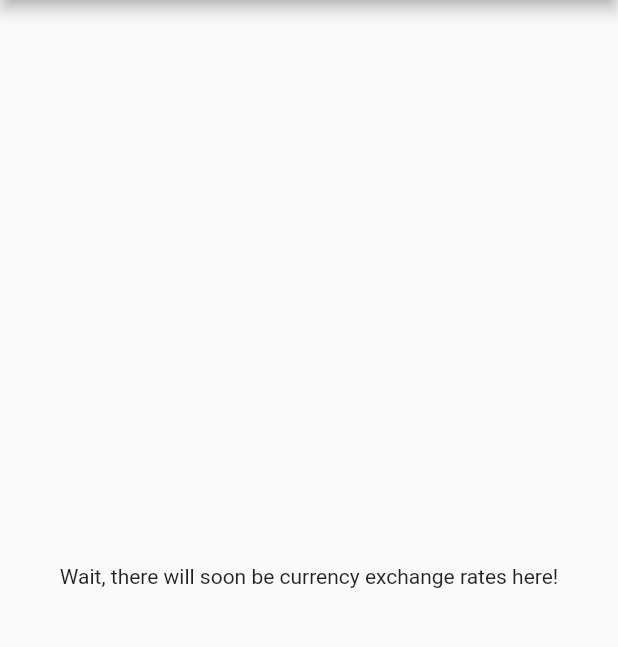
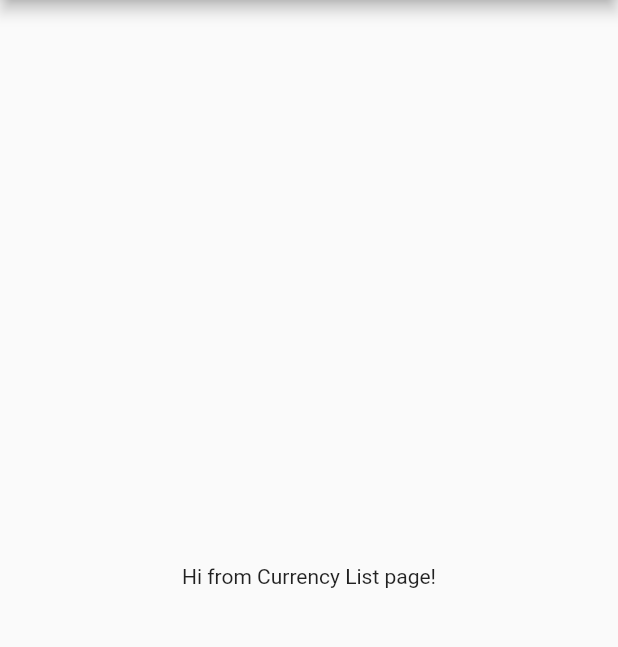
Before and after one commit to nikhilbansal97/Blip, a Flutter app: the screen it shows after launch, on a phone screen of 412 x 824 dp, the part 84-731 px from its top. Run offline on Flutter 3.47's test engine with Material 2 defaults, Android fonts, the phone set to English and light mode, and no system bars.

Commit message:
Removed the MyHomePage and added CurrencyListPage.

```diff
--- a/lib/main.dart
+++ b/lib/main.dart
@@ -1,51 +1,17 @@
+import 'package:blip/pages/currency_list_page.dart';
 import 'package:flutter/material.dart';
 
 void main() => runApp(MyApp());
 
 class MyApp extends StatelessWidget {
-  // This widget is the root of your application.
   @override
   Widget build(BuildContext context) {
     return MaterialApp(
       title: 'Flutter Demo',
-      debugShowCheckedModeBanner: false,
       theme: ThemeData(
         primarySwatch: Colors.orange,
       ),
-      home: MyHomePage(title: 'Exchange Rates in a Blip!'),
+      home: CurrencyListPage(title: 'Exchange Rates in a Blip!'),
     );
   }
 }
-
-class MyHomePage extends StatefulWidget {
-  MyHomePage({Key key, this.title}) : super(key: key);
-
-  final String title;
-
-  @override
-  _MyHomePageState createState() => _MyHomePageState();
-}
-
-class _MyHomePageState extends State<MyHomePage> {
-  int _counter = 0;
-
-  void _incrementCounter() {
-    setState(() {
-      _counter++;
-    });
-  }
-
-  @override
-  Widget build(BuildContext context) {
-    return Scaffold(
-      appBar: AppBar(
-        title: Text(widget.title),
-      ),
-      body: Center(
-        child: Text(
-          'Wait, there will soon be currency exchange rates here!',
-        ),
-      ),
-    );
-  }
-}
--- /dev/null
+++ b/lib/pages/currency_list_page.dart
@@ -0,0 +1,26 @@
+import 'package:flutter/material.dart';
+
+class CurrencyListPage extends StatefulWidget {
+  CurrencyListPage({Key key, this.title}) : super(key: key);
+
+  final String title;
+
+  @override
+  State<StatefulWidget> createState() {
+    return _CurrencyListPageState();
+  }
+}
+
+class _CurrencyListPageState extends State<CurrencyListPage> {
+  @override
+  Widget build(BuildContext context) {
+    return Scaffold(
+      appBar: AppBar(
+        title: Text(widget.title),
+      ),
+      body: Center(
+        child: Text("Hi from Currency List page!"),
+      ),
+    );
+  }
+}
```
